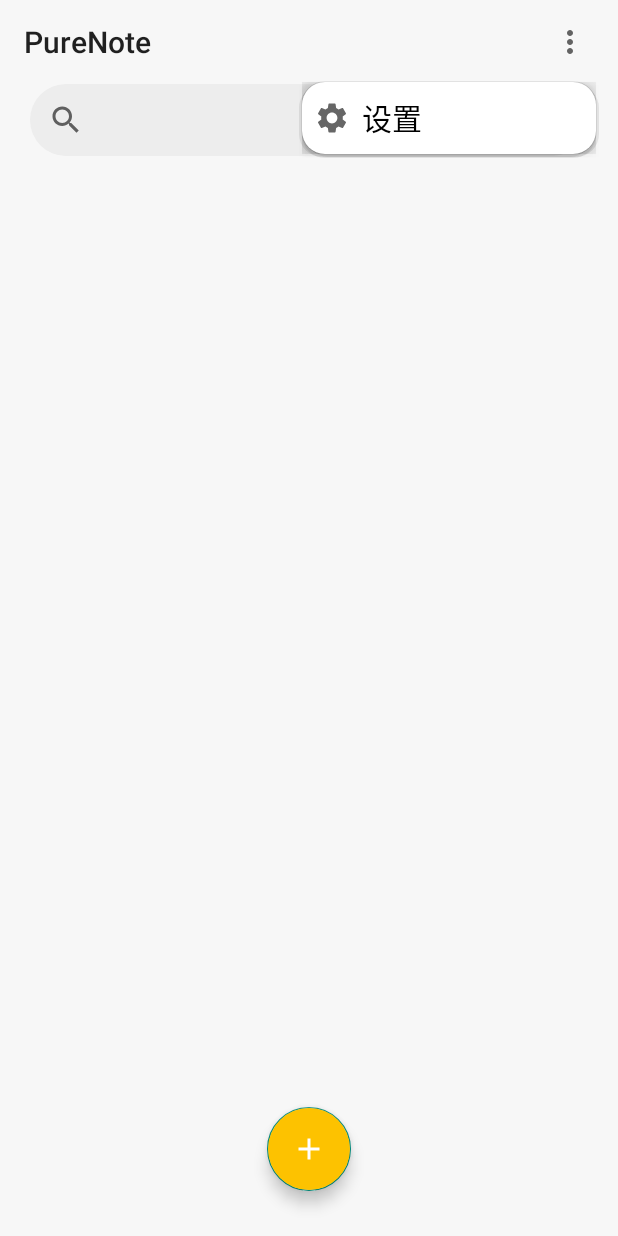
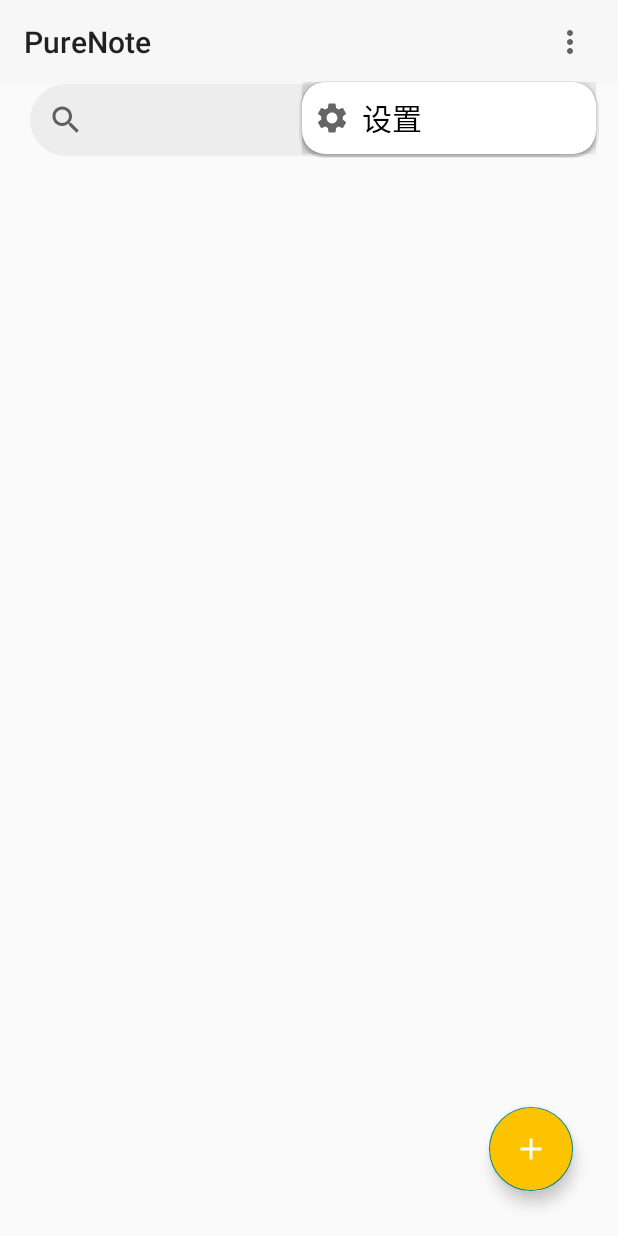
Before and after one commit to guiyujin/PureNote, an Android app: the screen it shows after launch (MainActivity), with the options menu open, on a phone screen of 412 x 824 dp. Run offline under Robolectric (Android 15) with nearby library versions, the phone set to English and light mode, and no system bars.

Commit message:
仿小米便签

```diff
--- a/app/build.gradle
+++ b/app/build.gradle
@@ -6,11 +6,11 @@ android {
     compileSdkVersion 29
 
     defaultConfig {
-        applicationId "com.example.purenote"
+        applicationId "com.guiyujin.purenote"
         minSdkVersion 23
         targetSdkVersion 29
         versionCode 1
-        versionName "1.0.3"
+        versionName "1.0.4"
 
         testInstrumentationRunner "androidx.test.runner.AndroidJUnitRunner"
     }
--- /dev/null
+++ b/app/src/main/res/drawable/et_cursor.xml
@@ -0,0 +1,6 @@
+<?xml version="1.0" encoding="utf-8"?>
+<shape xmlns:android="http://schemas.android.com/apk/res/android"
+    android:shape="rectangle">
+    <size android:width="2dp" />
+    <solid android:color= "#99CCFF" />
+</shape>
--- a/app/src/main/res/layout/activity_main.xml
+++ b/app/src/main/res/layout/activity_main.xml
@@ -2,9 +2,10 @@
 <androidx.coordinatorlayout.widget.CoordinatorLayout xmlns:android="http://schemas.android.com/apk/res/android"
     android:layout_width="match_parent"
     android:layout_height="match_parent"
+    xmlns:tools="http://schemas.android.com/tools"
     android:clipToPadding="true"
     android:fitsSystemWindows="true"
-    android:background="@color/MicolorPrimary"
+    tools:context=".MainActivity"
     xmlns:app="http://schemas.android.com/apk/res-auto"
     android:orientation="vertical">
 
@@ -28,8 +29,9 @@
         android:id="@+id/add"
         android:layout_width="wrap_content"
         android:layout_height="wrap_content"
-        android:layout_gravity="bottom|center"
+        android:layout_gravity="bottom|right"
         android:layout_marginBottom="30dp"
+        android:layout_marginEnd="30dp"
         android:backgroundTint="@color/MiAdd"
         android:focusable="true"
         android:src="@drawable/ic_add"
--- a/app/src/main/res/layout/main_container.xml
+++ b/app/src/main/res/layout/main_container.xml
@@ -1,13 +1,12 @@
 <?xml version="1.0" encoding="utf-8"?>
-<RelativeLayout xmlns:android="http://schemas.android.com/apk/res/android"
-    xmlns:tools="http://schemas.android.com/tools"
-    xmlns:app="http://schemas.android.com/apk/res-auto"
-    tools:showIn="@layout/activity_main"
-    app:layout_behavior="@string/appbar_scrolling_view_behavior"
+<LinearLayout xmlns:android="http://schemas.android.com/apk/res/android"
     android:layout_width="match_parent"
     android:layout_height="match_parent"
-    android:orientation="vertical"
-    tools:context=".MainActivity">
+    xmlns:app="http://schemas.android.com/apk/res-auto"
+    app:layout_behavior="@string/appbar_scrolling_view_behavior"
+    xmlns:tools="http://schemas.android.com/tools"
+    tools:showIn="@layout/activity_main"
+    android:orientation="vertical">
 
     <androidx.appcompat.widget.SearchView
         android:id="@+id/search_view"
@@ -24,9 +23,10 @@
         android:id="@+id/list"
         android:dividerHeight="0dp"
         android:divider="@color/white"
-            android:layout_below="@id/search_view"
         android:layout_width="match_parent"
-            android:layout_height="wrap_content">
+        android:layout_height="wrap_content"
+        android:listSelector="@color/white"
+        android:longClickable="true">
     </ListView>
 
-</RelativeLayout>
+</LinearLayout>
--- a/app/src/main/res/menu/menu_add.xml
+++ b/app/src/main/res/menu/menu_add.xml
@@ -7,12 +7,12 @@
         android:id="@+id/action_clear"
         android:icon="@drawable/ic_clear"
         android:title="Clear"
-        app:showAsAction="always" />
+        app:showAsAction="ifRoom" />
 
     <item
         android:id="@+id/action_save"
         android:icon="@drawable/ic_confirm"
         android:title="Confirm"
-        app:showAsAction="always" />
+        app:showAsAction="ifRoom" />
 
 </menu>
--- a/app/src/main/res/menu/menu_detail.xml
+++ b/app/src/main/res/menu/menu_detail.xml
@@ -8,7 +8,7 @@
         android:orderInCategory="100"
         android:icon="@drawable/ic_confirm"
         android:title="@string/add_content"
-        app:showAsAction="always" />
+        app:showAsAction="ifRoom" />
 
     <item
         android:id="@+id/action_delete"
--- a/app/src/main/res/values/styles.xml
+++ b/app/src/main/res/values/styles.xml
@@ -39,8 +39,8 @@
     </style>
 
     <style name="AddOverflowButtonStyle" >
-        <item name="android:src">@drawable/ic_confirm</item> //设置overflow图标
-        <item name="android:paddingEnd">50dp</item>  //overflow图标右边距
+        <item name="android:src">@drawable/ic_box</item> //设置overflow图标
+        <item name="android:paddingEnd">10dp</item>  //overflow图标右边距
     </style>
 
     <style name="MainToolbarPopupTheme" parent="Widget.AppCompat.PopupMenu.Overflow">
```
Also changed, not shown: app/src/main/java/com/guiyujin/purenote/adapter/MyAdapter.java (+4 -5 lines), app/src/main/res/layout/activity_add_content.xml (+5 -2 lines), app/src/main/res/layout/activity_detail.xml (+6 -1 lines), app/src/main/res/layout/note_item.xml (+23 -0 lines). Lines whose indentation alone changed are shown as unchanged.
